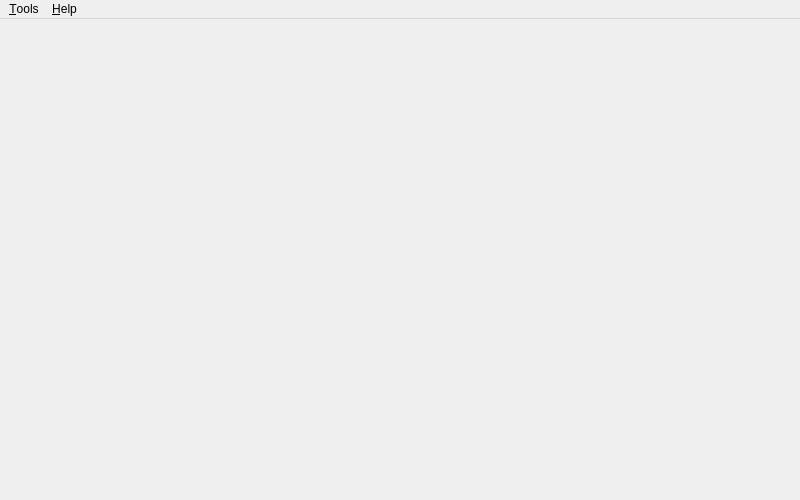
Qt form src/OplPcTools/UI/MainWindow.ui (brainstream/OPL-PC-Tools) before a commit.
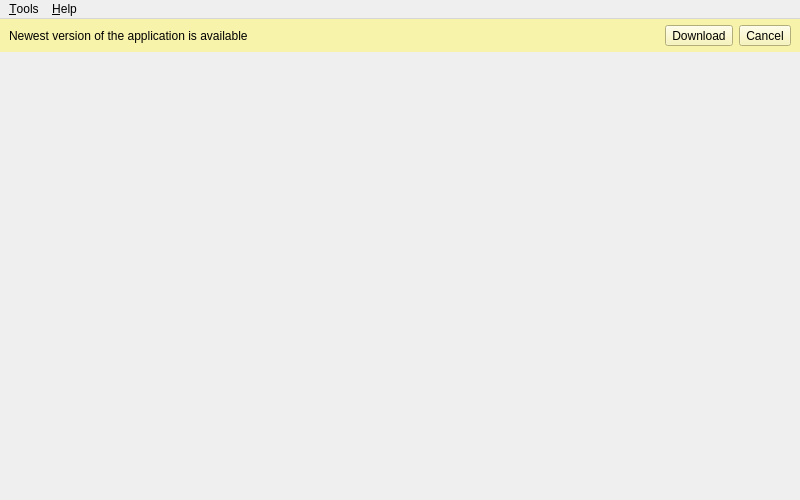
The same form after that commit. Icons and pictures are not drawn.

The edit to the form file:
```diff
--- a/src/OplPcTools/UI/MainWindow.ui
+++ b/src/OplPcTools/UI/MainWindow.ui
@@ -21,9 +21,192 @@
     <normaloff>:/icons/application</normaloff>:/icons/application</iconset>
   </property>
   <widget class="QWidget" name="mp_centralwidget">
-   <layout class="QVBoxLayout" name="verticalLayout">
+   <layout class="QVBoxLayout" name="verticalLayout_2">
+    <property name="leftMargin">
+     <number>0</number>
+    </property>
+    <property name="topMargin">
+     <number>0</number>
+    </property>
+    <property name="rightMargin">
+     <number>0</number>
+    </property>
+    <property name="bottomMargin">
+     <number>0</number>
+    </property>
     <item>
-     <widget class="QStackedWidget" name="mp_stacked_widget"/>
+     <widget class="QWidget" name="mp_widget_update" native="true">
+      <property name="palette">
+       <palette>
+        <active>
+         <colorrole role="Button">
+          <brush brushstyle="SolidPattern">
+           <color alpha="255">
+            <red>248</red>
+            <green>243</green>
+            <blue>171</blue>
+           </color>
+          </brush>
+         </colorrole>
+         <colorrole role="Base">
+          <brush brushstyle="SolidPattern">
+           <color alpha="255">
+            <red>248</red>
+            <green>243</green>
+            <blue>171</blue>
+           </color>
+          </brush>
+         </colorrole>
+         <colorrole role="Window">
+          <brush brushstyle="SolidPattern">
+           <color alpha="255">
+            <red>248</red>
+            <green>243</green>
+            <blue>171</blue>
+           </color>
+          </brush>
+         </colorrole>
+        </active>
+        <inactive>
+         <colorrole role="Button">
+          <brush brushstyle="SolidPattern">
+           <color alpha="255">
+            <red>248</red>
+            <green>243</green>
+            <blue>171</blue>
+           </color>
+          </brush>
+         </colorrole>
+         <colorrole role="Base">
+          <brush brushstyle="SolidPattern">
+           <color alpha="255">
+            <red>248</red>
+            <green>243</green>
+            <blue>171</blue>
+           </color>
+          </brush>
+         </colorrole>
+         <colorrole role="Window">
+          <brush brushstyle="SolidPattern">
+           <color alpha="255">
+            <red>248</red>
+            <green>243</green>
+            <blue>171</blue>
+           </color>
+          </brush>
+         </colorrole>
+        </inactive>
+        <disabled>
+         <colorrole role="Button">
+          <brush brushstyle="SolidPattern">
+           <color alpha="255">
+            <red>248</red>
+            <green>243</green>
+            <blue>171</blue>
+           </color>
+          </brush>
+         </colorrole>
+         <colorrole role="Base">
+          <brush brushstyle="SolidPattern">
+           <color alpha="255">
+            <red>248</red>
+            <green>243</green>
+            <blue>171</blue>
+           </color>
+          </brush>
+         </colorrole>
+         <colorrole role="Window">
+          <brush brushstyle="SolidPattern">
+           <color alpha="255">
+            <red>248</red>
+            <green>243</green>
+            <blue>171</blue>
+           </color>
+          </brush>
+         </colorrole>
+        </disabled>
+       </palette>
+      </property>
+      <property name="styleSheet">
+       <string notr="true">background-color: rgb(248, 243, 171);</string>
+      </property>
+      <layout class="QHBoxLayout" name="horizontalLayout">
+       <property name="topMargin">
+        <number>6</number>
+       </property>
+       <property name="bottomMargin">
+        <number>6</number>
+       </property>
+       <item>
+        <widget class="QLabel" name="mp_label_update">
+         <property name="styleSheet">
+          <string notr="true"/>
+         </property>
+         <property name="text">
+          <string>Newest version of the application is available</string>
+         </property>
+        </widget>
+       </item>
+       <item>
+        <widget class="QToolButton" name="mp_btn_update_download">
+         <property name="maximumSize">
+          <size>
+           <width>16777215</width>
+           <height>25</height>
+          </size>
+         </property>
+         <property name="focusPolicy">
+          <enum>Qt::NoFocus</enum>
+         </property>
+         <property name="text">
+          <string>Download</string>
+         </property>
+        </widget>
+       </item>
+       <item>
+        <widget class="QToolButton" name="mp_btn_update_cancel">
+         <property name="maximumSize">
+          <size>
+           <width>16777215</width>
+           <height>25</height>
+          </size>
+         </property>
+         <property name="focusPolicy">
+          <enum>Qt::NoFocus</enum>
+         </property>
+         <property name="text">
+          <string>Cancel</string>
+         </property>
+        </widget>
+       </item>
+      </layout>
+     </widget>
+    </item>
+    <item>
+     <layout class="QVBoxLayout" name="mp_layout">
+      <property name="leftMargin">
+       <number>9</number>
+      </property>
+      <property name="topMargin">
+       <number>9</number>
+      </property>
+      <property name="rightMargin">
+       <number>9</number>
+      </property>
+      <property name="bottomMargin">
+       <number>9</number>
+      </property>
+      <item>
+       <widget class="QStackedWidget" name="mp_stacked_widget">
+        <property name="minimumSize">
+         <size>
+          <width>400</width>
+          <height>200</height>
+         </size>
+        </property>
+       </widget>
+      </item>
+     </layout>
     </item>
    </layout>
   </widget>
```
Left out of the diff: 6 changed lines with no effect on the pictures.
